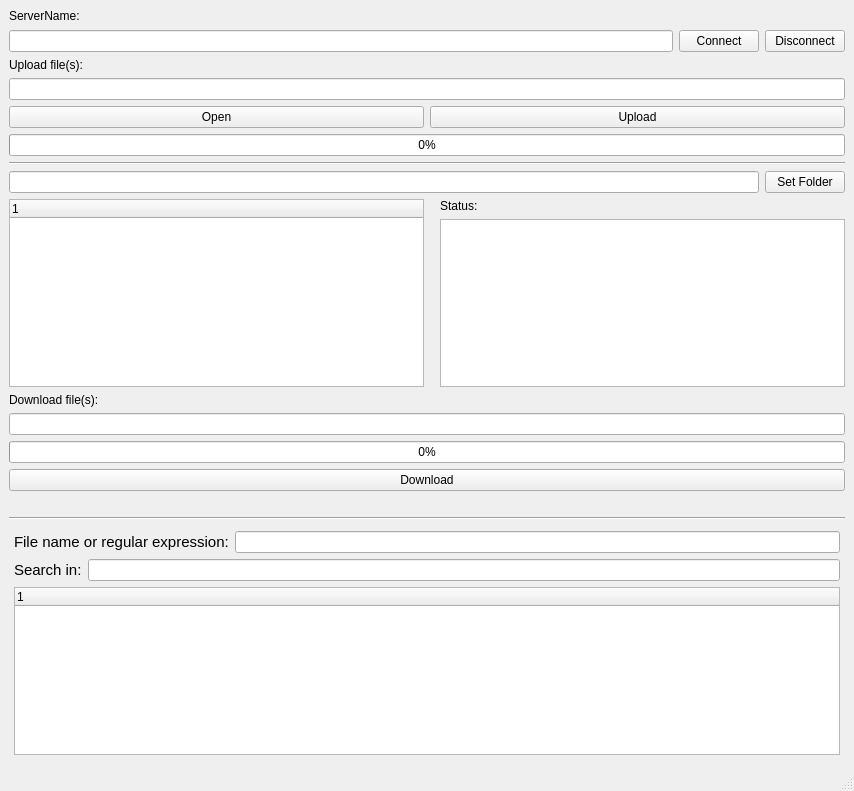
This is tebrafile/mainwindow.ui in MATF-RS20/RS022-tebrafile as Qt 5 draws it before an edit. The edited form follows.
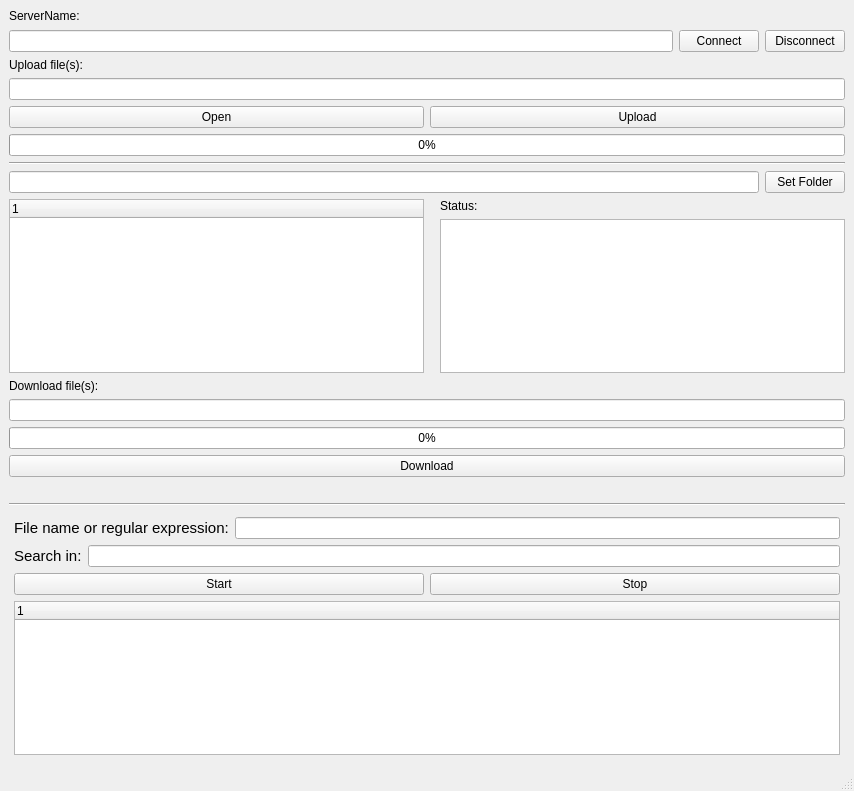
This is the edited form.

Commit message: added buttons in gui and search class

Diff of the .ui file:
```diff
--- a/tebrafile/mainwindow.ui
+++ b/tebrafile/mainwindow.ui
@@ -274,7 +274,31 @@
          </widget>
         </item>
         <item>
-         <widget class="QLineEdit" name="lineEdit_2"/>
+         <widget class="QLineEdit" name="searchPath"/>
+        </item>
+       </layout>
+      </item>
+      <item>
+       <layout class="QHBoxLayout" name="hl6">
+        <property name="leftMargin">
+         <number>0</number>
+        </property>
+        <property name="topMargin">
+         <number>0</number>
+        </property>
+        <item>
+         <widget class="QPushButton" name="startButton">
+          <property name="text">
+           <string>Start</string>
+          </property>
+         </widget>
+        </item>
+        <item>
+         <widget class="QPushButton" name="stopButton">
+          <property name="text">
+           <string>Stop</string>
+          </property>
+         </widget>
         </item>
        </layout>
       </item>
```
Left out of the diff: 6 changed lines with no effect on the pictures. The commit also changes 6 other files.
